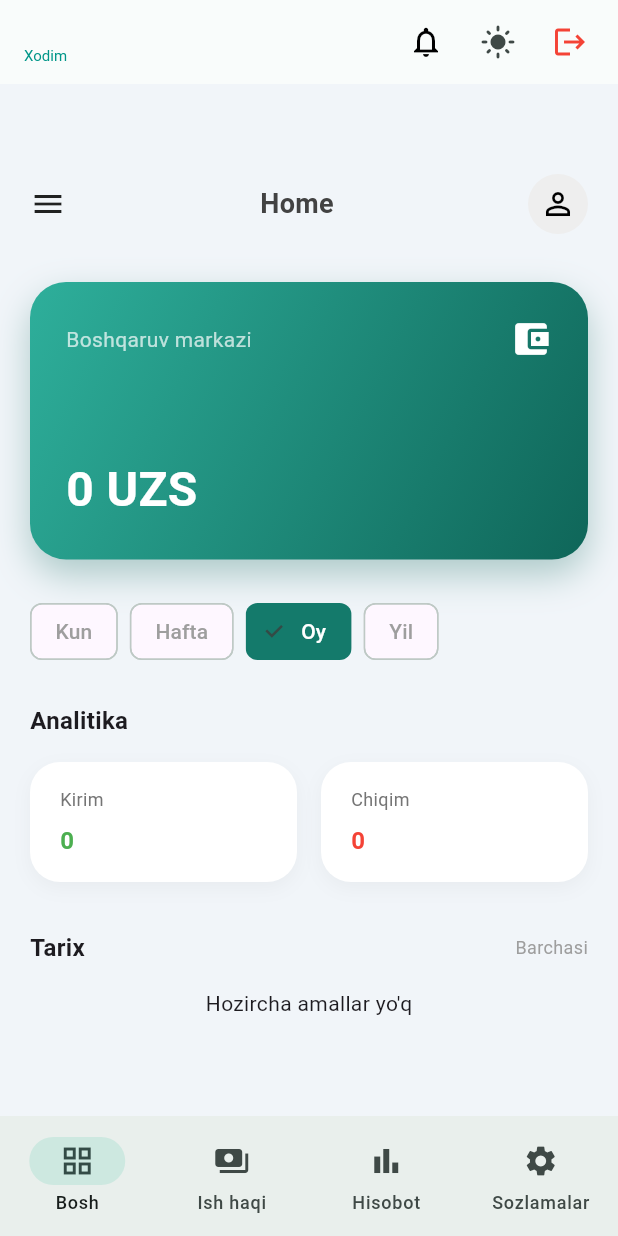
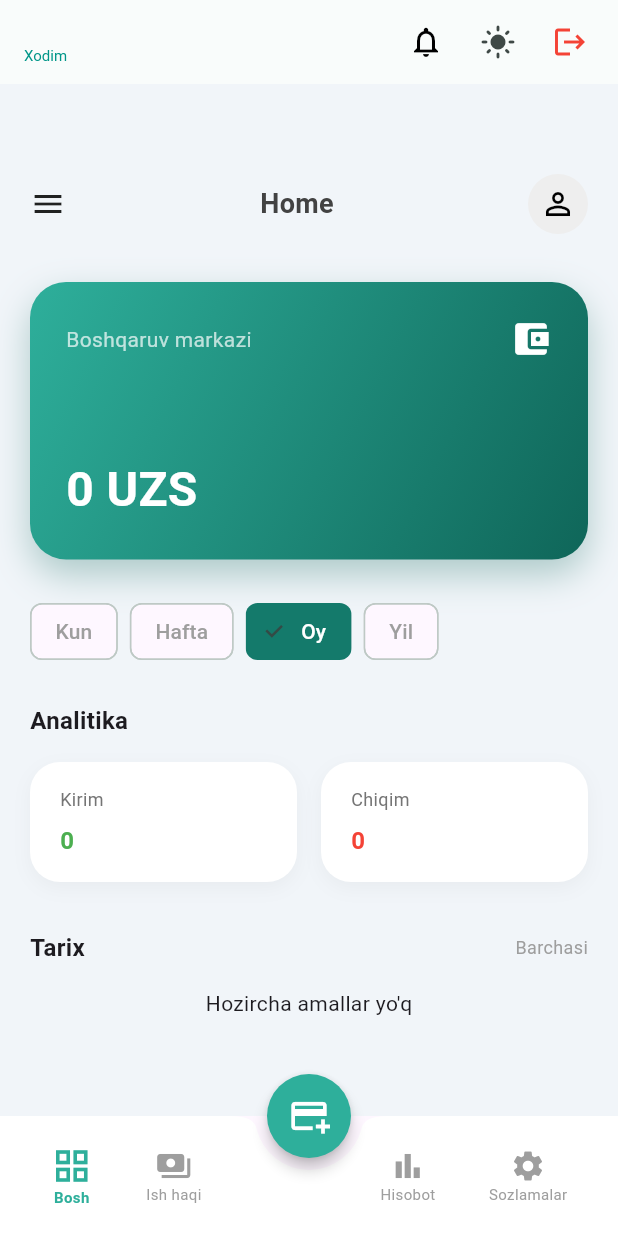
Before and after one commit to aka-FinGo/cabix, a Flutter app: the screen it shows once a user with an empty profile is signed in, on a phone screen of 412 x 824 dp. Run offline on Flutter 3.47's test engine with Material 3 defaults, Android fonts, the light colour scheme and no system bars; our stand-ins replace fl_chart, flutter_riverpod, flutter_slidable, go_router, supabase_flutter; accounts and stored records are empty.

Commit message:
Update main_wrapper.dart

```diff
--- a/lib/shared/layout/main_wrapper.dart
+++ b/lib/shared/layout/main_wrapper.dart
@@ -47,14 +47,48 @@
           Expanded(child: navigationShell),
         ],
       ),
-      bottomNavigationBar: isWeb ? null : NavigationBar(
-        selectedIndex: navigationShell.currentIndex,
-        onDestinationSelected: (i) => navigationShell.goBranch(i),
-        destinations: const [
-          NavigationDestination(icon: Icon(Icons.grid_view), label: 'Bosh'),
-          NavigationDestination(icon: Icon(Icons.payments), label: 'Ish haqi'),
-          NavigationDestination(icon: Icon(Icons.bar_chart), label: 'Hisobot'),
-          NavigationDestination(icon: Icon(Icons.settings), label: 'Sozlamalar'),
+      floatingActionButtonLocation: isWeb ? null : FloatingActionButtonLocation.centerDocked,
+      floatingActionButton: isWeb ? null : FloatingActionButton(
+        shape: RoundedRectangleBorder(borderRadius: BorderRadius.circular(30)),
+        onPressed: () => context.push('/add-transaction'),
+        backgroundColor: const Color(0xFF2EAF9B),
+        elevation: 4,
+        child: const Icon(Icons.add_card, color: Colors.white, size: 28),
+      ),
+      bottomNavigationBar: isWeb ? null : BottomAppBar(
+        shape: const CircularNotchedRectangle(),
+        notchMargin: 8.0,
+        color: theme == AppThemeMode.glass ? const Color(0xFF1E1E2C).withOpacity(0.9) : Colors.white,
+        elevation: 8,
+        child: SizedBox(
+          height: 60,
+          child: Row(
+            mainAxisAlignment: MainAxisAlignment.spaceAround,
+            children: [
+              _buildNavItem(context, icon: Icons.grid_view, label: 'Bosh', index: 0, currentIndex: navigationShell.currentIndex, theme: theme),
+              _buildNavItem(context, icon: Icons.payments, label: 'Ish haqi', index: 1, currentIndex: navigationShell.currentIndex, theme: theme),
+              const SizedBox(width: 48), // FAB uchun o'rtada bo'shliq
+              _buildNavItem(context, icon: Icons.bar_chart, label: 'Hisobot', index: 2, currentIndex: navigationShell.currentIndex, theme: theme),
+              _buildNavItem(context, icon: Icons.settings, label: 'Sozlamalar', index: 3, currentIndex: navigationShell.currentIndex, theme: theme),
+            ],
+          ),
+        ),
+      ),
+    );
+  }
+
+  Widget _buildNavItem(BuildContext context, {required IconData icon, required String label, required int index, required int currentIndex, required AppThemeMode theme}) {
+    final isSelected = index == currentIndex;
+    final color = isSelected ? const Color(0xFF2EAF9B) : Colors.grey;
+    return GestureDetector(
+      behavior: HitTestBehavior.opaque,
+      onTap: () => navigationShell.goBranch(index),
+      child: Column(
+        mainAxisSize: MainAxisSize.min,
+        mainAxisAlignment: MainAxisAlignment.center,
+        children: [
+          Icon(icon, color: color, size: isSelected ? 28 : 24),
+          Text(label, style: TextStyle(color: color, fontSize: 10, fontWeight: isSelected ? FontWeight.bold : FontWeight.normal)),
         ],
       ),
     );
```
